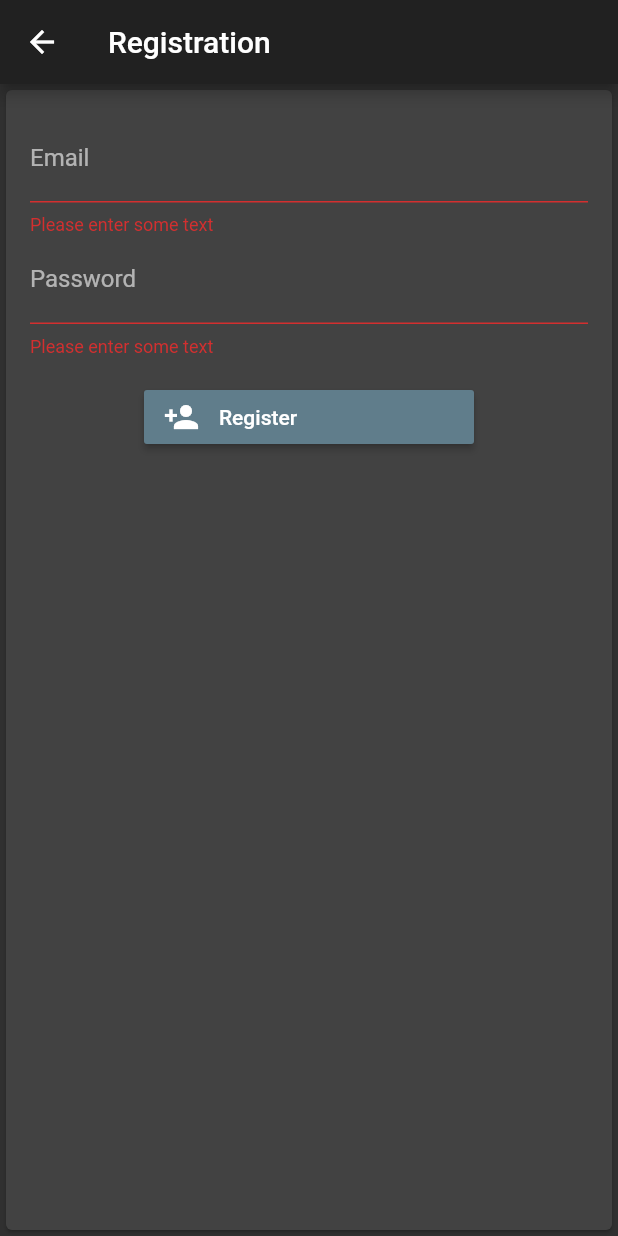
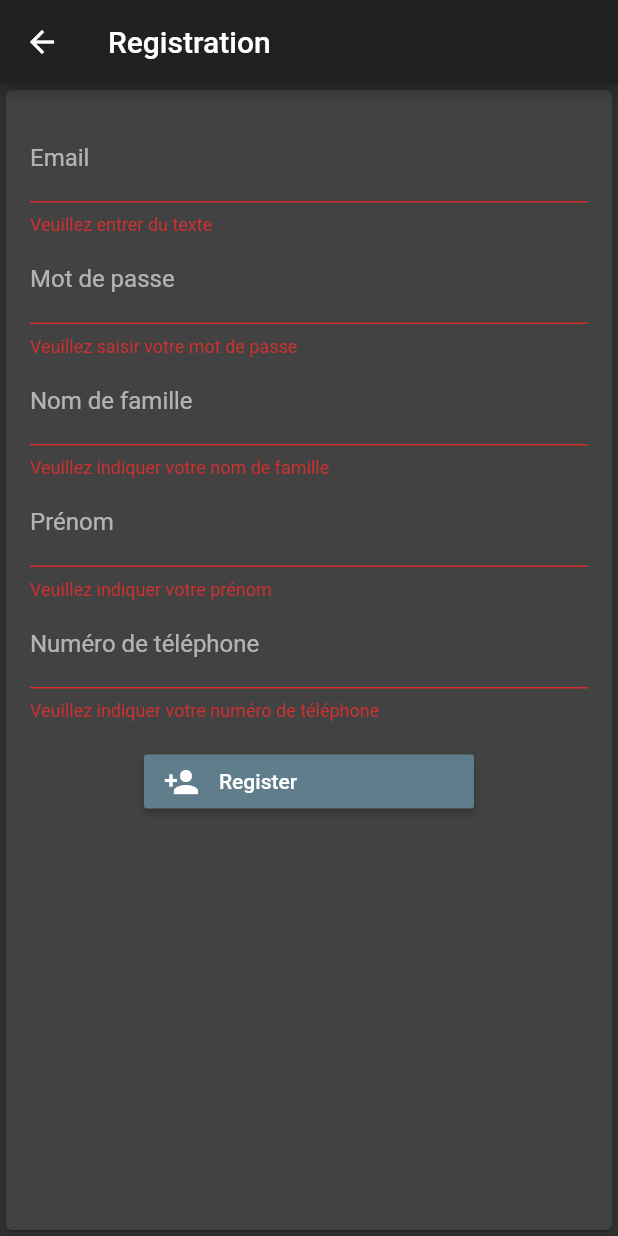
Before and after one commit to OliDesu/MoBiPa, a Flutter app: the RegisterPage screen opened directly, after a tap on "Register", on a phone screen of 412 x 824 dp. Run offline on Flutter 3.47's test engine with Material 2 defaults, Android fonts, the phone set to English and light mode, and no system bars; our stand-ins replace cloud_firestore, firebase_auth, firebase_core, flutter_signin_button, google_maps_flutter, location; accounts and stored records are empty.

```diff
--- a/app/lib/register_page.dart
+++ b/app/lib/register_page.dart
@@ -19,6 +19,9 @@ class _RegisterPageState extends State<RegisterPage> {
     final GlobalKey<FormState> _formKey = GlobalKey<FormState>();
     final TextEditingController _emailController = TextEditingController();
     final TextEditingController _passwordController = TextEditingController();
+    final TextEditingController _lastNameController = TextEditingController();
+    final TextEditingController _firstNameController = TextEditingController();
+    final TextEditingController _phoneNumberController = TextEditingController();
 
     bool _success;
     String _userEmail = '';
@@ -42,21 +45,51 @@ class _RegisterPageState extends State<RegisterPage> {
                                     decoration: const InputDecoration(labelText: 'Email'),
                                     validator: (String value) {
                                         if (value.isEmpty) {
-                                            return 'Please enter some text';
+                                            return 'Veuillez entrer du texte';
                                         }
                                         return null;
                                     },
                                 ),
                                 TextFormField(
                                     controller: _passwordController,
-                                    decoration: const InputDecoration(labelText: 'Password'),
+                                    decoration: const InputDecoration(labelText: 'Mot de passe'),
                                     validator: (String value) {
                                         if (value.isEmpty) {
-                                            return 'Please enter some text';
+                                            return 'Veuillez saisir votre mot de passe';
                                         }
                                         return null;
                                     },
                                     obscureText: true,
+                                ),
+                                TextFormField(
+                                    controller: _lastNameController,
+                                    decoration: const InputDecoration(labelText: 'Nom de famille'),
+                                    validator: (String value) {
+                                        if (value.isEmpty) {
+                                            return 'Veuillez indiquer votre nom de famille';
+                                        }
+                                        return null;
+                                    },
+                                ),
+                                TextFormField(
+                                    controller: _firstNameController,
+                                    decoration: const InputDecoration(labelText: 'Prénom'),
+                                    validator: (String value) {
+                                        if (value.isEmpty) {
+                                            return 'Veuillez indiquer votre prénom';
+                                        }
+                                        return null;
+                                    },
+                                ),
+                                TextFormField(
+                                    controller: _phoneNumberController,
+                                    decoration: const InputDecoration(labelText: 'Numéro de téléphone'),
+                                    validator: (String value) {
+                                        if (value.isEmpty) {
+                                            return 'Veuillez indiquer votre numéro de téléphone';
+                                        }
+                                        return null;
+                                    },
                                 ),
                                 Container(
                                     padding: const EdgeInsets.symmetric(vertical: 16),
@@ -102,7 +135,7 @@ class _RegisterPageState extends State<RegisterPage> {
             password: _passwordController.text,
         ))
             .user;
-        Utilisateur newUtilisateur = Utilisateur(user.uid,'test','test','06');
+        Utilisateur newUtilisateur = Utilisateur(user.uid,_firstNameController.text,_lastNameController.text,_phoneNumberController.text);
         FirebaseFirestore.instance.collection('utilisateur').doc(user.uid).set(newUtilisateur.toJson());
         if (user != null) {
             setState(() {
```
Also changed, not shown: app/pubspec.lock.
